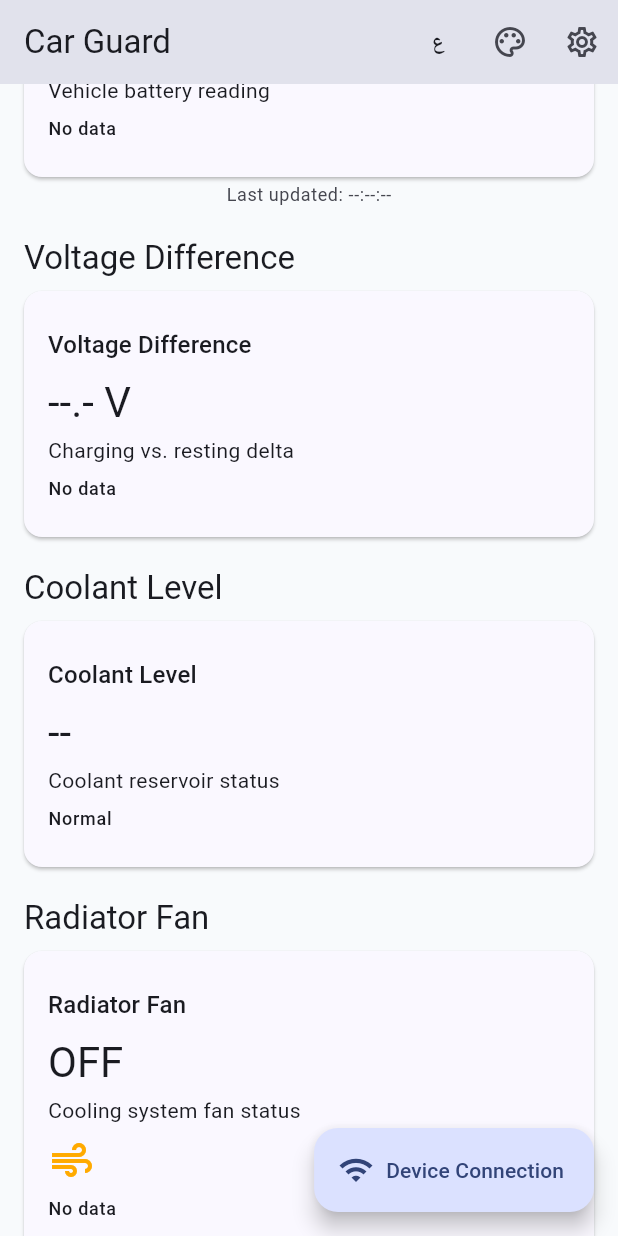
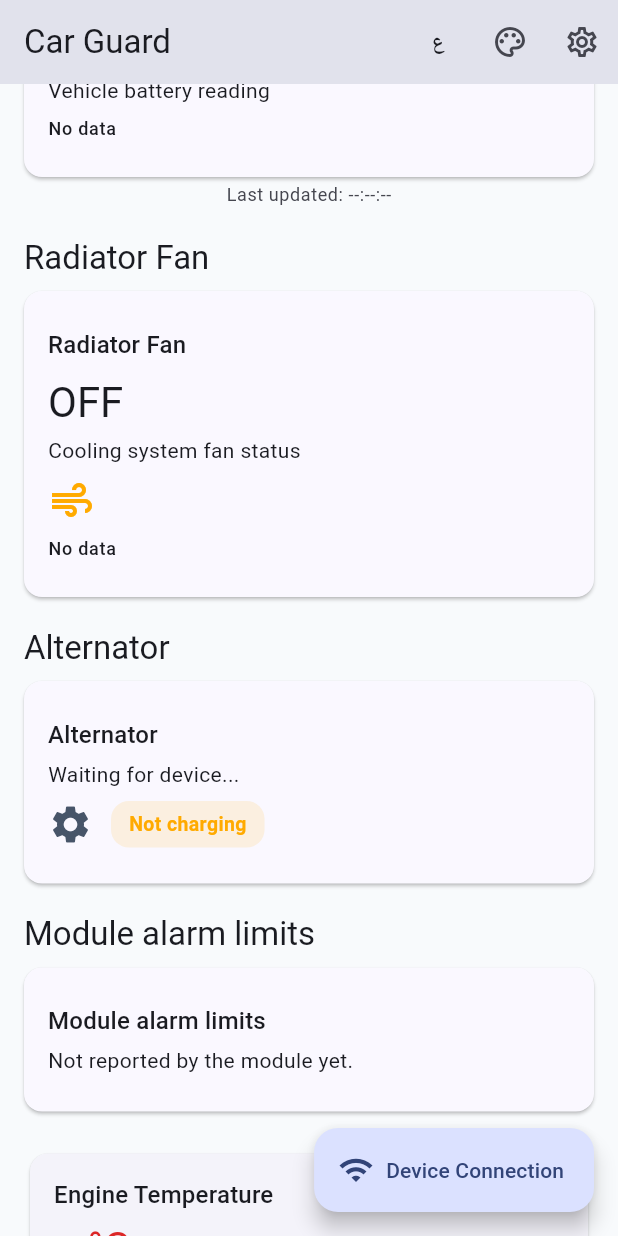
Before and after one commit to ahmadtefa/car_guard, a Flutter app: the screen it shows after launch, scrolled down 576 dp, on a phone screen of 412 x 824 dp. Run offline on Flutter 3.47's test engine with Material 3 defaults, Android fonts, the phone set to English and light mode, and no system bars; our stand-ins replace audioplayers, connectivity_plus, flutter_local_notifications, flutter_riverpod, go_router, permission_handler and 1 more; missing offline and left inert: flutter_foreground_task; network calls fail.

Commit message:
Sync app with the NodeMCU firmware (full picture from the .ino)
Firmware (stored under firmware/ with additive [APP SYNC] changes):
- alarmActive kept in sync inside handleAlarm()
- CSV stream extended to 11 fields (...offset,alarm,muted)
- /data JSON now carries "alarm" and "muted"
- fixed the raw newlines inside handleRoot HTML strings (<br/>)
- firmware/README.md documents the whole protocol + ranges

App:
- parse alarm/muted (JSON + CSV) into DeviceControlData.muted
- Device Controls card shows a live module-alarm / muted status line
- new Module Limits card replacing two dead cards (the firmware has no
  coolant sensor and never sends voltDiff): shows the alarm limits
  reported in the live stream
- Module settings pre-fills SSID/password via /getwifisettings
- value validation now matches the firmware-enforced ranges in both the
  limits screen and the calibration screen (incl. install date length)

Co-authored-by: arena-agent <297053741+arena-agent@users.noreply.github.com>

```diff
--- a/files.txt
+++ b/files.txt
@@ -81,6 +81,7 @@
 lib/features/dashboard/widgets/engine_temperature_card.dart
 lib/features/dashboard/widgets/fan_status_card.dart
 lib/features/dashboard/widgets/fullscreen_hud_page.dart
+lib/features/dashboard/widgets/module_limits_card.dart
 lib/features/dashboard/widgets/reading_chart_card.dart
 lib/features/dashboard/widgets/voltage_difference_card.dart
 lib/features/device/models/device_data.dart
--- a/lib/core/l10n/app_l10n.dart
+++ b/lib/core/l10n/app_l10n.dart
@@ -71,6 +71,27 @@
       : 'Charging system healthy ($volt V)';
   String notChargingV(String volt) =>
       isAr ? 'لا يشحن ($volt فولت)' : 'Not charging ($volt V)';
+
+  // ---------- Module limits / sync ----------
+  String get moduleLimits => isAr ? 'حدود الإنذار على الجهاز' : 'Module alarm limits';
+  String get moduleLimitsInfo => isAr
+      ? 'كما هي محفوظة على الوحدة نفسها.'
+      : 'As stored on the module itself.';
+  String get notReported => isAr
+      ? 'الجهاز لم يبلغ عنها بعد.'
+      : 'Not reported by the module yet.';
+  String get alarmTempShort => isAr ? 'درجة الإنذار' : 'Alarm temp';
+  String get fanOnShort => isAr ? 'تشغيل المروحة' : 'Fan ON';
+  String get minVoltShort => isAr ? 'أقل جهد' : 'Min volt';
+  String get maxVoltShort => isAr ? 'أقصى جهد' : 'Max volt';
+  String get moduleAlarmActive =>
+      isAr ? 'إنذار الجهاز شغال الآن!' : 'Module alarm is firing!';
+  String get moduleMuted => isAr ? 'صفارة الجهاز مكتومة' : 'Module buzzer muted';
+  String valueOutOfRange(String label) =>
+      isAr ? '$label خارج النطاق المسموح من الجهاز.' : '$label is outside the range allowed by the module.';
+  String get wifiLoadFailed => isAr
+      ? 'تعذر قراءة إعدادات الواي فاي من الجهاز.'
+      : 'Could not load Wi-Fi settings from the module.';
 
   // ---------- Style picker ----------
   String get dashboardStyle => isAr ? 'شكل الداشبورد' : 'Dashboard style';
--- a/lib/features/dashboard/pages/dashboard_page.dart
+++ b/lib/features/dashboard/pages/dashboard_page.dart
@@ -17,14 +17,13 @@
 import '../widgets/alternator_status_card.dart';
 import '../widgets/battery_voltage_card.dart';
 import '../widgets/connection_status_card.dart';
-import '../widgets/coolant_level_card.dart';
 import '../widgets/dashboard_gauges.dart';
 import '../widgets/device_controls_card.dart';
 import '../widgets/engine_temperature_card.dart';
 import '../widgets/fan_status_card.dart';
 import '../widgets/fullscreen_hud_page.dart';
+import '../widgets/module_limits_card.dart';
 import '../widgets/reading_chart_card.dart';
-import '../widgets/voltage_difference_card.dart';
 
 class DashboardPage extends ConsumerWidget {
   const DashboardPage({super.key});
@@ -370,22 +369,6 @@
 
                 const SizedBox(height: AppSpacing.md),
 
-                VoltageDifferenceCard(
-                  value: state.voltageDifference,
-                  statusText: connected ? l.liveReading : l.noData,
-                ),
-
-                const SizedBox(height: AppSpacing.md),
-
-                CoolantLevelCard(
-                  value: state.coolantLevel,
-                  statusText: state.coolantLevel == 'Low'
-                      ? l.needsAttention
-                      : l.normal,
-                ),
-
-                const SizedBox(height: AppSpacing.md),
-
                 FanStatusCard(
                   value: state.fanStatus,
                   statusText: connected ? l.liveReading : l.noData,
@@ -394,6 +377,10 @@
                 const SizedBox(height: AppSpacing.md),
 
                 const AlternatorStatusCard(),
+
+                const SizedBox(height: AppSpacing.md),
+
+                const ModuleLimitsCard(),
 
                 const SizedBox(height: AppSpacing.xl),
 
--- /dev/null
+++ b/lib/features/dashboard/widgets/module_limits_card.dart
@@ -0,0 +1,72 @@
+import 'package:flutter/material.dart';
+import 'package:flutter_riverpod/flutter_riverpod.dart';
+
+import '../../../core/constants/app_colors.dart';
+import '../../../core/constants/app_spacing.dart';
+import '../../../core/l10n/app_l10n.dart';
+import '../../../core/providers/device_status_provider.dart';
+import '../../../core/services/device_models.dart';
+import 'base_dashboard_card.dart';
+
+/// Shows the alarm limits currently configured on the module itself,
+/// as reported inside the live stream.
+class ModuleLimitsCard extends ConsumerWidget {
+  const ModuleLimitsCard({super.key});
+
+  Widget _row(String label, String value) {
+    return Padding(
+      padding: const EdgeInsets.symmetric(vertical: AppSpacing.xs),
+      child: Row(
+        mainAxisAlignment: MainAxisAlignment.spaceBetween,
+        children: [
+          Text(label),
+          Text(value, style: const TextStyle(fontWeight: FontWeight.bold)),
+        ],
+      ),
+    );
+  }
+
+  @override
+  Widget build(BuildContext context, WidgetRef ref) {
+    final l = ref.watch(l10nProvider);
+
+    final ModuleLimits? limits =
+        ref.watch(deviceStatusProvider).value?.moduleLimits;
+
+    if (limits == null || limits.isEmpty) {
+      return BaseDashboardCard(
+        title: l.moduleLimits,
+        value: '',
+        subtitle: l.notReported,
+        statusText: '',
+      );
+    }
+
+    return BaseDashboardCard(
+      title: l.moduleLimits,
+      value: '',
+      subtitle: l.moduleLimitsInfo,
+      statusText: '',
+      child: Column(
+        children: [
+          _row(
+            l.alarmTempShort,
+            limits.maxTemp == null ? '--' : '${limits.maxTemp!.toStringAsFixed(0)} °C',
+          ),
+          _row(
+            l.fanOnShort,
+            limits.fanOnTemp == null ? '--' : '${limits.fanOnTemp!.toStringAsFixed(0)} °C',
+          ),
+          _row(
+            l.minVoltShort,
+            limits.minVolt == null ? '--' : '${limits.minVolt!.toStringAsFixed(1)} V',
+          ),
+          _row(
+            l.maxVoltShort,
+            limits.maxVolt == null ? '--' : '${limits.maxVolt!.toStringAsFixed(1)} V',
+          ),
+        ],
+      ),
+    );
+  }
+}
```
Also changed, not shown: lib/core/services/device_models.dart (+12 -1 lines), lib/core/services/esp8266_repository.dart (+55 -1 lines), lib/features/dashboard/widgets/device_controls_card.dart (+26 -0 lines), lib/features/device/pages/advanced_settings_page.dart (+19 -5 lines), lib/features/device/pages/device_settings_page.dart (+21 -0 lines), 2 other files.
